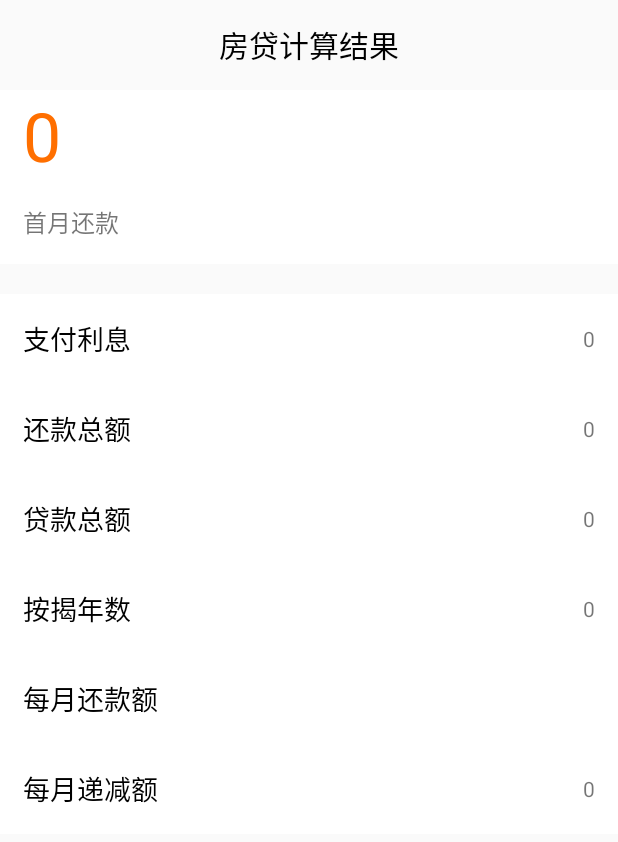
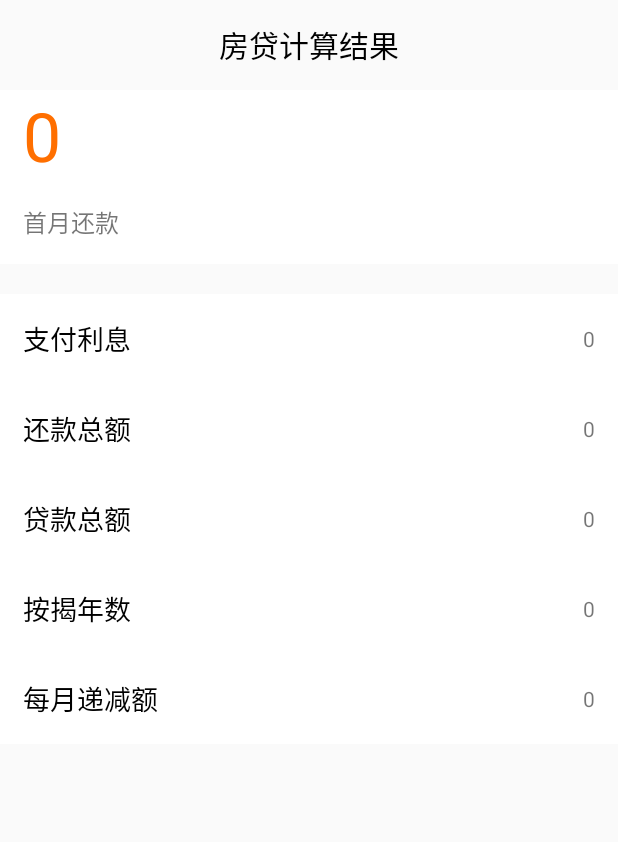
Before and after one commit to LsKiKi/SuperCalculator, an Android app: the ResultActivity screen opened directly, with no data from a screen before it, on a phone screen of 412 x 824 dp. Shown: the top 842 px of the screen. Run offline under Robolectric (Android 15) with nearby library versions, the phone set to English and light mode, and no system bars; 5 statements that could not run were skipped.

Commit message:
商业贷款利率bug(Gunkkk写的)修复

```diff
--- a/app/src/main/java/com/whut/wlqk/superCalculator/ResultActivity.java
+++ b/app/src/main/java/com/whut/wlqk/superCalculator/ResultActivity.java
@@ -2,6 +2,7 @@ package com.whut.wlqk.superCalculator;
 
 import android.content.Intent;
 import android.os.Bundle;
+import android.view.View;
 import android.widget.TextView;
 
 import com.whut.wlqk.superCalculator.utils.loan.AverageCaptial;
@@ -28,7 +29,6 @@ public class ResultActivity extends BaseActivity {
         pay_total_money = findViewById(R.id.pay_total_money);//还款总额
         loan_total_money = findViewById(R.id.loan_total_money);//贷款总额
         pay_years = findViewById(R.id.loan_year_num);//按揭年数
-        per_month_pay = findViewById(R.id.per_month_money);//每月还款额
         per_month_sub = findViewById(R.id.per_month_sub);//每月递减额
         pay_method = findViewById(R.id.pay_method);
 
@@ -59,7 +59,7 @@ public class ResultActivity extends BaseActivity {
                 f_p_m = p_m_p;
                 p_m_s = 0;
                 pay_method.setText("每月还款");
-                per_month_pay.setText(new DecimalFormat("#.##").format(p_m_p));
+                findViewById(R.id.per_sub).setVisibility(View.GONE);
                 break;
             case 2:
                 //等额本金
--- a/app/src/main/java/com/whut/wlqk/superCalculator/business.java
+++ b/app/src/main/java/com/whut/wlqk/superCalculator/business.java
@@ -279,13 +279,13 @@ public class business extends Fragment {
     public void btn_click(View view) {
         try {
             double money = Double.parseDouble(total_loan.getText().toString()) * 10000;
-            double rate = rate_rt;
+            double rate = rate_rt / 100;
             Intent intent = new Intent(getActivity(), ResultActivity.class);
             Bundle bundle = new Bundle();
             bundle.putInt("type", 1);
             bundle.putInt("ways", back_way.getSelectedItemPosition() + 1);
             bundle.putDouble("total_money", money);
-            bundle.putInt("years", year_num.getSelectedItemPosition() + 1);
+            bundle.putInt("years", Integer.parseInt(String.valueOf(year_num.getSelectedItem())));
             bundle.putDouble("rate", rate);
             intent.putExtras(bundle);
             startActivity(intent);
--- a/app/src/main/res/layout/tax_result.xml
+++ b/app/src/main/res/layout/tax_result.xml
@@ -167,32 +167,7 @@
             </LinearLayout>
 
             <LinearLayout
-                android:layout_width="match_parent"
-                android:layout_height="match_parent"
-                android:background="@android:color/white"
-                android:orientation="horizontal">
-
-                <TextView
-                    android:id="@+id/textView100"
-                    android:layout_width="270dp"
-                    android:layout_height="60dp"
-                    android:background="@android:color/white"
-                    android:gravity="center_vertical"
-                    android:paddingStart="15dp"
-                    android:text="每月还款额"
-                    android:textColor="@android:color/black"
-                    android:textSize="18sp" />
-
-                <TextView
-                    android:id="@+id/per_month_money"
-                    android:layout_width="0dp"
-                    android:layout_height="match_parent"
-                    android:layout_marginEnd="15dp"
-                    android:layout_weight="1"
-                    android:gravity="right|center_vertical" />
-            </LinearLayout>
-
-            <LinearLayout
+                android:id="@+id/per_sub"
                 android:layout_width="match_parent"
                 android:layout_height="match_parent"
                 android:background="@android:color/white"
```
